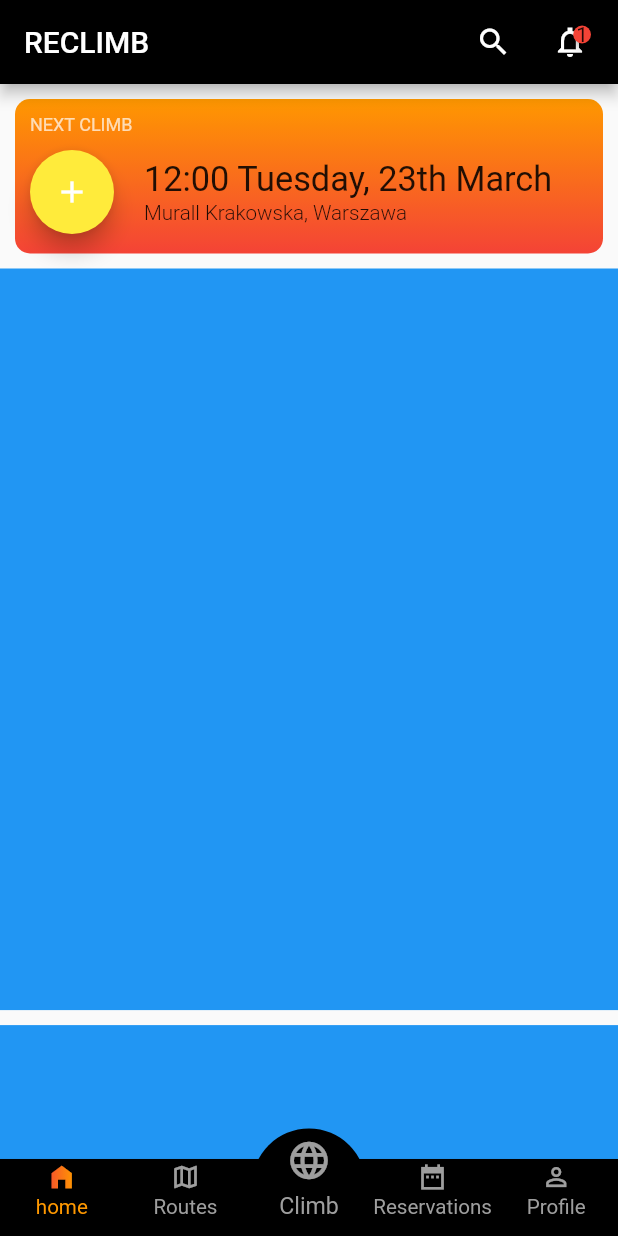
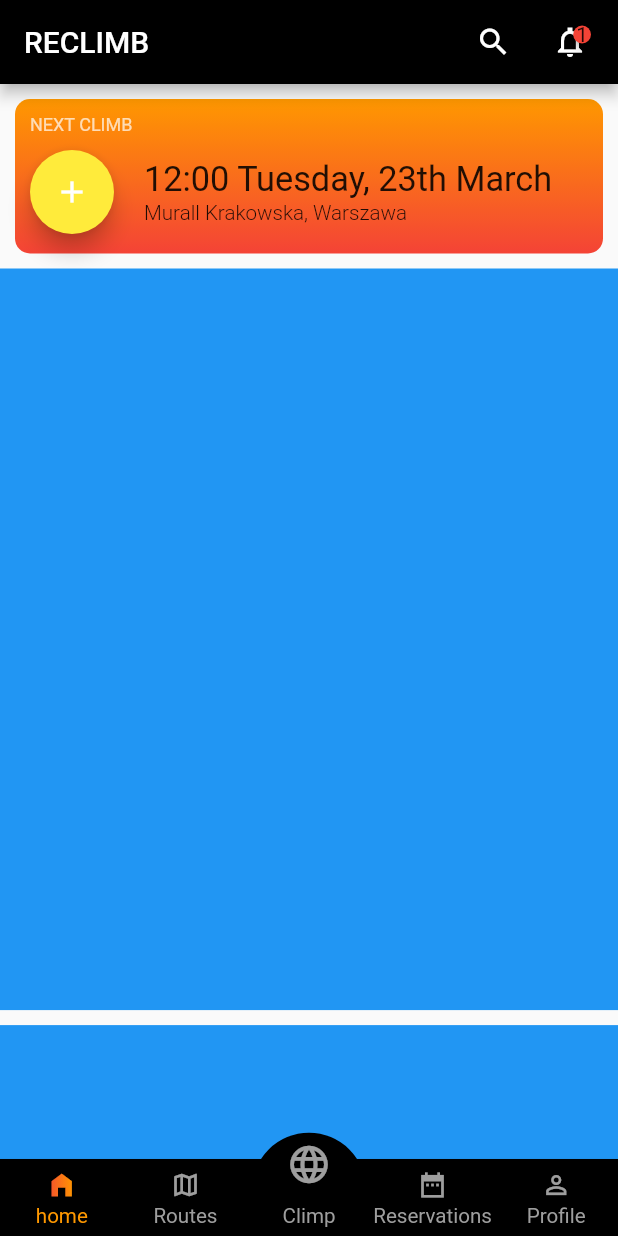
Before and after one commit to truongnguyen112007/climb_app_base, a Flutter app: the screen it shows after launch, on a phone screen of 412 x 824 dp. Run offline on Flutter 3.47's test engine with Material 2 defaults, Android fonts, the light colour scheme and no system bars; drawn by our look-alikes of badges; our stand-ins replace flutter_screenutil.

Commit message:
update bottom navigation bar.

```diff
--- a/lib/bottom_navigationbar.dart
+++ b/lib/bottom_navigationbar.dart
@@ -35,7 +35,8 @@ class _AppButtonNavigationBarState extends State<AppButtonNavigationBar> {
                 itemBottomNavigationBar(Icons.home_filled, TAB_HOME, 'home'),
                 itemBottomNavigationBar(
                     Icons.map_outlined, TAB_ROUTES, 'Routes'),
-                const Expanded(child: SizedBox()),
+                itemBottomNavigationBar(
+                    Icons.map_outlined, TAB_CLIMB, 'Climp',disableIcon: true),
                 itemBottomNavigationBar(
                     Icons.date_range_sharp, TAB_RESERVATIONS, 'Reservations'),
                 itemBottomNavigationBar(
@@ -49,17 +50,14 @@ class _AppButtonNavigationBarState extends State<AppButtonNavigationBar> {
             alignment: Alignment.topCenter,
             child: Container(
               alignment: Alignment.bottomCenter,
-              padding: EdgeInsets.only(bottom: 10),
+              padding: EdgeInsets.only(bottom: 25.h),
               child: InkWell(
                 onTap: () {
                   currentTab = 2;
                   widget.indexCallBack(currentTab);
                   setState(() {});
                 },
-                child: Column(
-                  mainAxisSize: MainAxisSize.min,
-                  children: [
-                    Container(
+                child:  Container(
                   padding: EdgeInsets.only(left: 20, right: 20, top: 3),
                   decoration: BoxDecoration(
                     color: Colors.black,
@@ -78,17 +76,6 @@ class _AppButtonNavigationBarState extends State<AppButtonNavigationBar> {
                     ),
                   ),
                 ),
-                    SizedBox(
-                      height: 4,
-                    ),
-                    Text("Climb",
-                        style: TextStyle(fontSize: 13.5.sp,
-                            color: currentTab == TAB_CLIMB
-                                ? Colors.orange
-                                : Colors.grey)),
-                Spacer()
-                  ],
-                ),
               ),
               width: 80.w,
             ),
@@ -98,7 +85,8 @@ class _AppButtonNavigationBarState extends State<AppButtonNavigationBar> {
     );
   }
 
-  Widget itemBottomNavigationBar(IconData icon, int index, String title) =>
+  Widget itemBottomNavigationBar(IconData icon, int index, String title,
+      {bool disableIcon = false}) =>
       Expanded(
         child: InkWell(
           onTap: () {
@@ -111,12 +99,14 @@ class _AppButtonNavigationBarState extends State<AppButtonNavigationBar> {
             height: MediaQuery.of(context).size.height,
             child: Column(
               mainAxisSize: MainAxisSize.min,
+              mainAxisAlignment: MainAxisAlignment.center,
               children: [
                 GradientIcon(
                   size: 20,
                   icon: icon,
                   gradient: LinearGradient(
-                    colors: currentTab == index
+                    colors: disableIcon ? [Colors.transparent, Colors.transparent]
+                    : currentTab == index
                     ? [Colors.red, Colors.orange]
                     : [Colors.grey, Colors.grey],
                   ),
```
Lines whose indentation alone changed are shown as unchanged.
